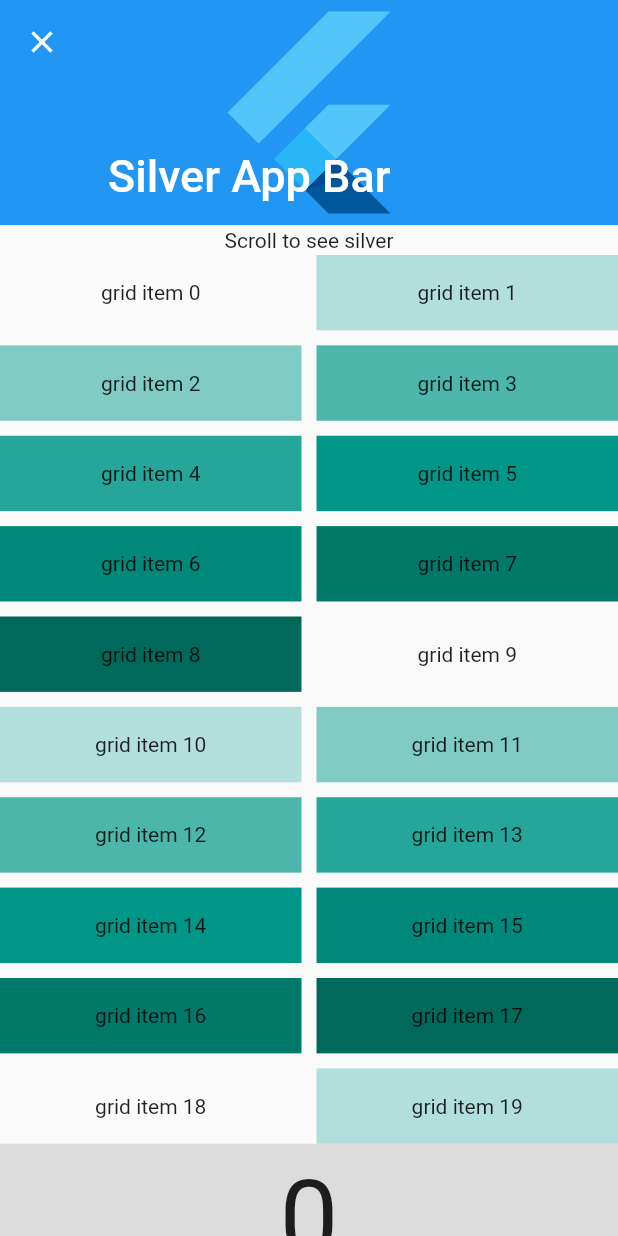
After one commit to yukiyamamuro/weekly_widget, a Flutter app: the screen it shows after launch, scrolled down 96 dp, after a tap on "Sliver Grid&List", on a phone screen of 412 x 824 dp. The commit adds this screen. Run offline on Flutter 3.47's test engine with Material 2 defaults, Android fonts, the phone set to English and light mode, and no system bars.

Commit message:
sliver grid list

```diff
--- a/lib/main.dart
+++ b/lib/main.dart
@@ -7,6 +7,7 @@ import 'package:weekly_widget/opacity/opacity.dart';
 import 'package:weekly_widget/page_view/page_view.dart';
 import 'package:weekly_widget/safe_area/safe_area.dart';
 import 'package:weekly_widget/silver_app_bar/silver_app_bar.dart';
+import 'package:weekly_widget/sliver_grid_and_list/sliver.dart';
 import 'package:weekly_widget/table/table.dart';
 import 'package:weekly_widget/wrap/wrap.dart';
 
@@ -165,6 +166,18 @@ class TopPage extends StatelessWidget {
             },
           ),
           Divider(),
+          ListTile(
+            title: const Text('Sliver Grid&List'),
+            onTap: () {
+              Navigator.push(
+                  context,
+                  MaterialPageRoute(
+                    builder: (context) => SliverPage(),
+                    fullscreenDialog: true,
+                  ));
+            },
+          ),
+          Divider(),
         ],
       ),
     );
--- /dev/null
+++ b/lib/sliver_grid_and_list/sliver.dart
@@ -0,0 +1,63 @@
+import 'package:flutter/material.dart';
+
+class SliverPage extends StatelessWidget {
+  @override
+  Widget build(BuildContext context) {
+    return Scaffold(
+      body: CustomScrollView(
+        slivers: [
+          SliverAppBar(
+            pinned: true,
+            floating: false,
+            snap: false,
+            expandedHeight: 150,
+            flexibleSpace: const FlexibleSpaceBar(
+              title: Text('Silver App Bar'),
+              background: FlutterLogo(),
+            ),
+          ),
+          const SliverToBoxAdapter(
+            child: SizedBox(
+              height: 20,
+              child: Center(
+                child: Text('Scroll to see silver'),
+              ),
+            ),
+          ),
+          SliverGrid(
+            gridDelegate: const SliverGridDelegateWithMaxCrossAxisExtent(
+              maxCrossAxisExtent: 200.0,
+              mainAxisSpacing: 10.0,
+              crossAxisSpacing: 10.0,
+              childAspectRatio: 4.0,
+            ),
+            delegate: SliverChildBuilderDelegate(
+              (BuildContext context, int index) {
+                return Container(
+                  alignment: Alignment.center,
+                  color: Colors.teal[100 * (index % 9)],
+                  child: Text('grid item $index'),
+                );
+              },
+              childCount: 20,
+            ),
+          ),
+          SliverList(
+            delegate: SliverChildBuilderDelegate(
+              (BuildContext context, int index) {
+                return Container(
+                  color: index.isOdd ? Colors.white : Colors.black12,
+                  height: 100.0,
+                  child: Center(
+                    child: Text('$index', textScaleFactor: 5),
+                  ),
+                );
+              },
+              childCount: 20,
+            ),
+          ),
+        ],
+      ),
+    );
+  }
+}
```
